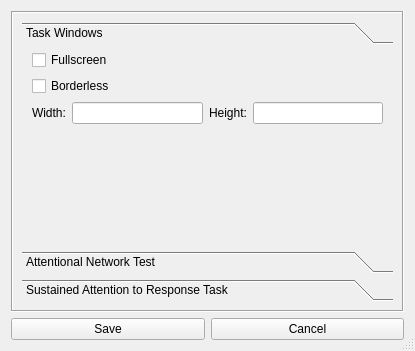
Above: designer/ui/settings_window_qt.ui from sho-87/cognitive-battery before the change. Below: the same form after it.
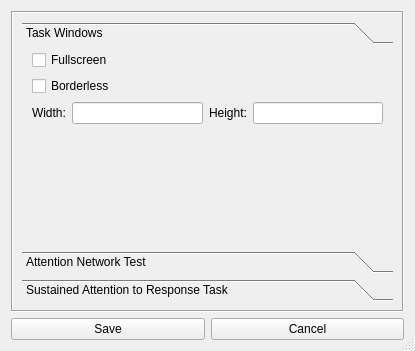
That is the form after the change.

The edit to the form file:
```diff
--- a/designer/ui/settings_window_qt.ui
+++ b/designer/ui/settings_window_qt.ui
@@ -187,7 +187,7 @@
              </rect>
             </property>
             <attribute name="label">
-             <string>Attentional Network Test</string>
+             <string>Attention Network Test</string>
             </attribute>
             <layout class="QHBoxLayout" name="horizontalLayout">
              <property name="leftMargin">
```
